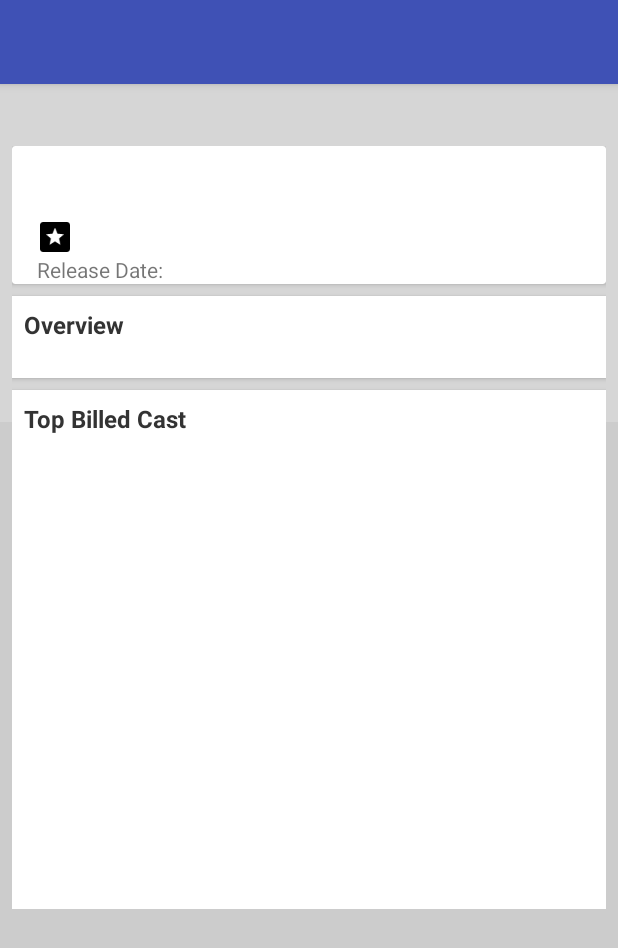
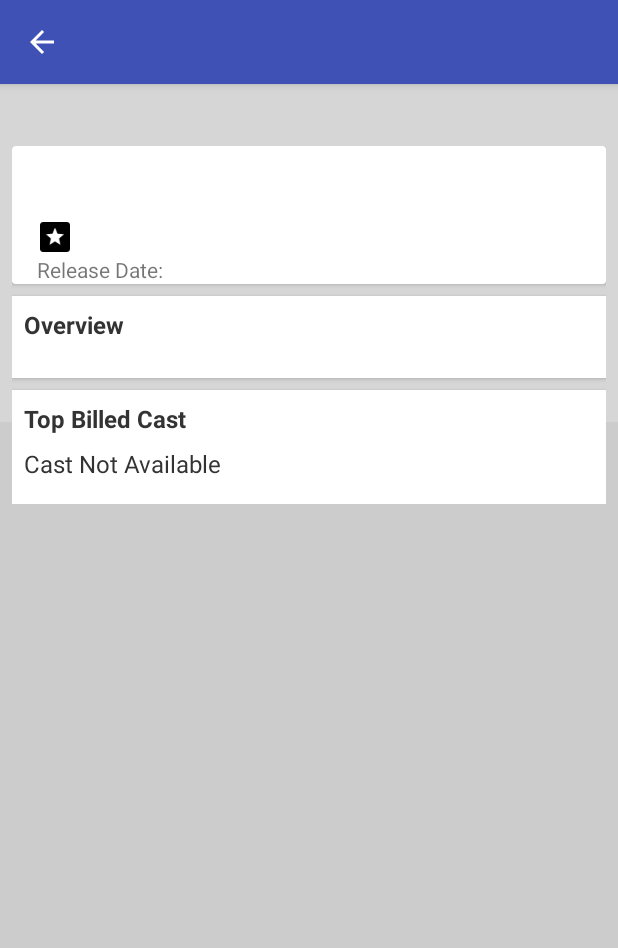
Before and after one commit to ndgithub/Popular-Movies, an Android app: the MovieDetailActivity screen opened directly, with no data from a screen before it, on a phone screen of 412 x 824 dp. Shown: the top 948 px of the screen. Run offline under Robolectric (Android 15) with nearby library versions, the light colour scheme and no system bars; our stand-ins replace Picasso; pictures from the network do not load; 11 statements that could not run were skipped.

Commit message:
Create variable for API Key. Add up button on MovieDetailsActivity. Create Empty View for Cast Member grid view. Fix popup menu so option stays checked.

```diff
--- a/app/src/main/java/com/example/android/popularmovies/MovieDetailActivity.java
+++ b/app/src/main/java/com/example/android/popularmovies/MovieDetailActivity.java
@@ -15,11 +15,6 @@ import java.text.ParseException;
 import java.text.SimpleDateFormat;
 import java.util.ArrayList;
 import java.util.Date;
-import java.util.Locale;
-
-/**
- * Created by Nicky on 10/23/16.
- */
 
 public class MovieDetailActivity extends AppCompatActivity {
 
@@ -28,6 +23,7 @@ public class MovieDetailActivity extends AppCompatActivity {
     @Override
     protected void onCreate(@Nullable Bundle savedInstanceState) {
         super.onCreate(savedInstanceState);
+        getSupportActionBar().setDisplayHomeAsUpEnabled(true);
         setContentView(R.layout.activity_movie_details);
         Bundle bundle = this.getIntent().getExtras();
         String backdropPath = bundle.getString("backdropPath");
@@ -72,6 +68,8 @@ public class MovieDetailActivity extends AppCompatActivity {
         GridView listView = (GridView) findViewById(R.id.cast_grid_view);
         mAdapter = new CastAdapter(this, new ArrayList<CastMember>());
         listView.setAdapter(mAdapter);
+        TextView castEmptyView = (TextView) findViewById(R.id.cast_empyt_view);
+        listView.setEmptyView(castEmptyView);
         castAsyncTask mytask = new castAsyncTask();
         mytask.execute(id);
     }
@@ -80,8 +78,7 @@ public class MovieDetailActivity extends AppCompatActivity {
 
         @Override
         protected ArrayList<CastMember> doInBackground(String... movieID) {
-            String castURL = "http://api.themoviedb.org/3/movie/" + movieID[0] + "/casts?api_key=d962b00501dc49c8dfd38339a7daa32a";
-            Log.v("adsf", castURL);
+            String castURL = "http://api.themoviedb.org/3/movie/" + movieID[0] + "/casts?api_key=" + QueryUtils.API_KEY;
             return QueryUtils.fetchCastData(castURL);
         }
 
--- a/app/src/main/java/com/example/android/popularmovies/QueryUtils.java
+++ b/app/src/main/java/com/example/android/popularmovies/QueryUtils.java
@@ -36,17 +36,9 @@ import java.util.ArrayList;
  * Helper methods related to requesting and receiving earthquake data from USGS.
  */
 public final class QueryUtils {
-
-    /**
-     * Tag for the log messages
-     */
+    public static final String API_KEY = "d962b00501dc49c8dfd38339a7daa32a";
     private static final String LOG_TAG = QueryUtils.class.getSimpleName();
 
-    /**
-     * Create a private constructor because no one should ever create a {@link QueryUtils} object.
-     * This class is only meant to hold static variables and methods, which can be accessed
-     * directly from the class name QueryUtils (and an object instance of QueryUtils is not needed).
-     */
     private QueryUtils() {}
 
     public static ArrayList<Movie> fetchMovieData(String requestUrl) {
--- a/app/src/main/res/layout/activity_movie_details.xml
+++ b/app/src/main/res/layout/activity_movie_details.xml
@@ -17,7 +17,7 @@
 
         <LinearLayout xmlns:android="http://schemas.android.com/apk/res/android"
             android:id="@+id/linear_layout_details"
-            android:layout_width="wrap_content"
+            android:layout_width="match_parent"
 
             android:layout_height="match_parent"
             android:layout_marginTop="33dp"
@@ -27,7 +27,6 @@
 
             <android.support.v7.widget.CardView
                 android:layout_width="match_parent"
-
                 android:layout_height="wrap_content"
                 android:background="#ffffff"
                 android:elevation="2dp"
@@ -59,6 +58,7 @@
                             android:paddingTop="8dp"
                             android:textSize="24sp"
                             android:textStyle="bold" />
+
                         <LinearLayout
                             android:layout_width="match_parent"
                             android:layout_height="wrap_content"
@@ -67,23 +67,22 @@
                             <ImageView
                                 android:layout_width="wrap_content"
                                 android:layout_height="wrap_content"
-                                android:src="@mipmap/star"
-                                android:layout_marginRight="4dp"/>
+                                android:layout_marginRight="4dp"
+                                android:src="@mipmap/star" />
 
                             <TextView
                                 android:id="@+id/rating"
                                 android:layout_width="match_parent"
                                 android:layout_height="wrap_content"
                                 android:textColor="#333333"
-                                android:textSize="16dp"/>
+                                android:textSize="16dp" />
                         </LinearLayout>
 
                         <TextView
+                            android:id="@+id/date"
                             android:layout_width="match_parent"
                             android:layout_height="match_parent"
-                            android:text="Release Date: "
-                            android:id="@+id/date"/>
-
+                            android:text="Release Date: " />
 
 
                     </LinearLayout>
@@ -149,11 +148,19 @@
                         android:id="@+id/cast_grid_view"
                         android:layout_width="match_parent"
                         android:layout_height="300dp"
+                        android:horizontalSpacing="18dp"
                         android:numColumns="3"
                         android:stretchMode="columnWidth"
-                        android:horizontalSpacing="18dp"
-                        android:verticalSpacing="18dp"
-                        />
+                        android:verticalSpacing="18dp" />
+
+                    <TextView
+                        android:id="@+id/cast_empyt_view"
+                        android:layout_width="match_parent"
+                        android:layout_height="match_parent"
+                        android:layout_marginBottom="8dp"
+                        android:text="Cast Not Available"
+                        android:textColor="#333333"
+                        android:textSize="16sp" />
                 </LinearLayout>
             </android.support.v7.widget.CardView>
         </LinearLayout>
--- a/app/src/main/res/layout/cast_list_item.xml
+++ b/app/src/main/res/layout/cast_list_item.xml
@@ -29,5 +29,6 @@
         android:layout_height="wrap_content"
         android:maxLines="2"
         android:textAlignment="center"
-        android:textSize="12sp" />
+        android:textSize="12sp"
+        />
 </LinearLayout>
```
